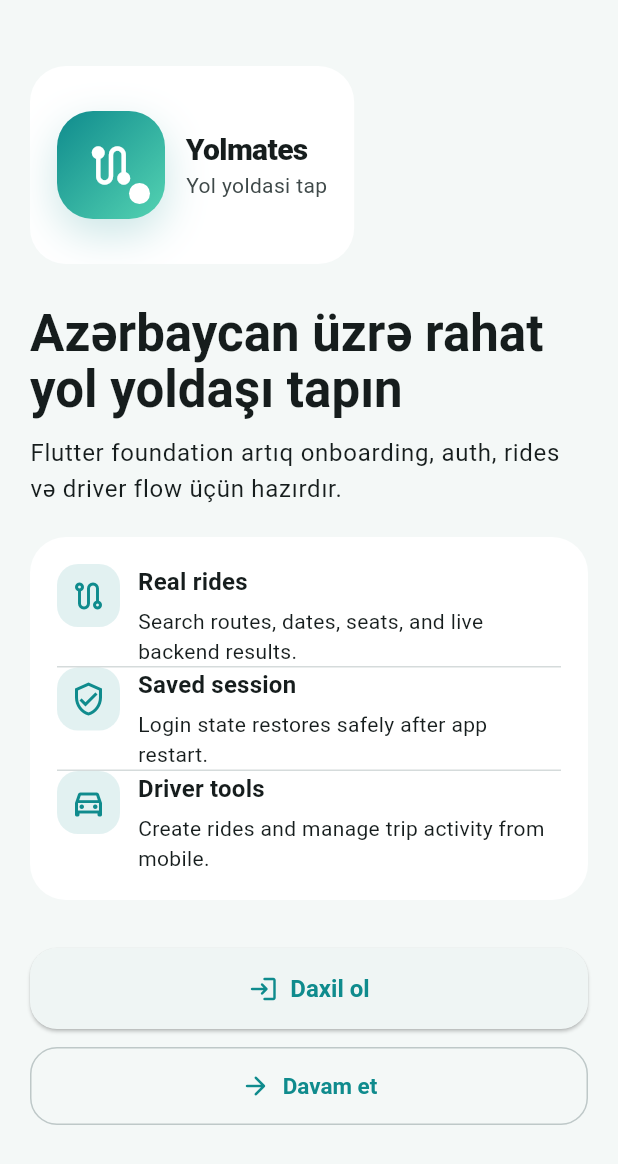
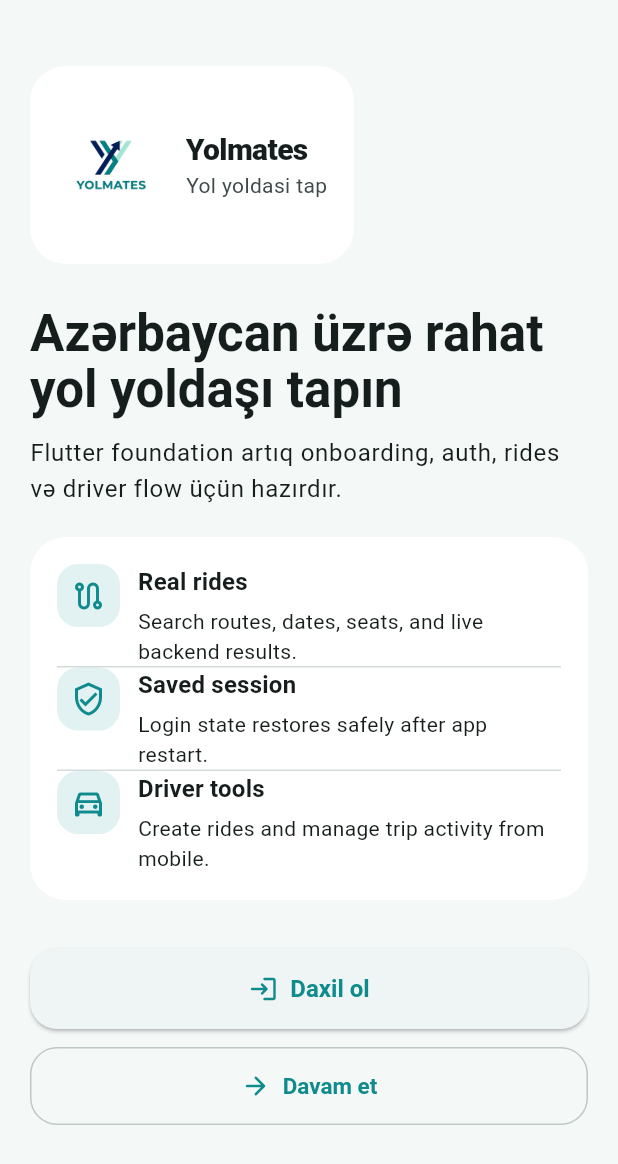
Before and after one commit to JosephIsrafilov/yolustu, a Flutter app: the screen it shows after launch, on a phone screen of 412 x 824 dp. Shown: the top 1164 px of the screen. Run offline on Flutter 3.47's test engine with Material 3 defaults, Android fonts, the phone set to English and light mode, and no system bars; our stand-ins replace dio, flutter_riverpod, flutter_secure_storage, go_router.

Commit message:
fix(mobile): use real logo and stabilize trip API test
Co-Authored-By: Claude Opus 4.8 (1M context) <noreply@anthropic.com>

```diff
--- a/mobile/yolmates_app/lib/shared/widgets/yolmates_logo.dart
+++ b/mobile/yolmates_app/lib/shared/widgets/yolmates_logo.dart
@@ -23,49 +23,11 @@ class YolmatesLogo extends StatelessWidget {
       mainAxisSize: MainAxisSize.min,
       crossAxisAlignment: CrossAxisAlignment.center,
       children: <Widget>[
-        Container(
+        Image.asset(
+          'assets/logo.png',
           width: badgeSize,
           height: badgeSize,
-          decoration: BoxDecoration(
-            borderRadius: BorderRadius.circular(compact ? 18 : 24),
-            gradient: LinearGradient(
-              colors: <Color>[
-                colorScheme.primary,
-                const Color(0xFF54D3B2),
-              ],
-              begin: Alignment.topLeft,
-              end: Alignment.bottomRight,
-            ),
-            boxShadow: <BoxShadow>[
-              BoxShadow(
-                color: colorScheme.primary.withValues(alpha: 0.22),
-                blurRadius: compact ? 18 : 24,
-                offset: const Offset(0, 10),
-              ),
-            ],
-          ),
-          child: Stack(
-            alignment: Alignment.center,
-            children: <Widget>[
-              Icon(
-                Icons.route_rounded,
-                size: compact ? 24 : 34,
-                color: Colors.white,
-              ),
-              Positioned(
-                right: compact ? 8 : 10,
-                bottom: compact ? 8 : 10,
-                child: Container(
-                  width: compact ? 12 : 14,
-                  height: compact ? 12 : 14,
-                  decoration: BoxDecoration(
-                    color: Colors.white,
-                    borderRadius: BorderRadius.circular(999),
-                  ),
-                ),
-              ),
-            ],
-          ),
+          fit: BoxFit.contain,
         ),
         if (showWordmark) ...<Widget>[
           const SizedBox(width: 14),
--- a/mobile/yolmates_app/pubspec.yaml
+++ b/mobile/yolmates_app/pubspec.yaml
@@ -25,3 +25,5 @@ dev_dependencies:
 
 flutter:
   uses-material-design: true
+  assets:
+    - assets/logo.png
```
Also changed, not shown: mobile/yolmates_app/assets/logo.png (added), 1 other file.
